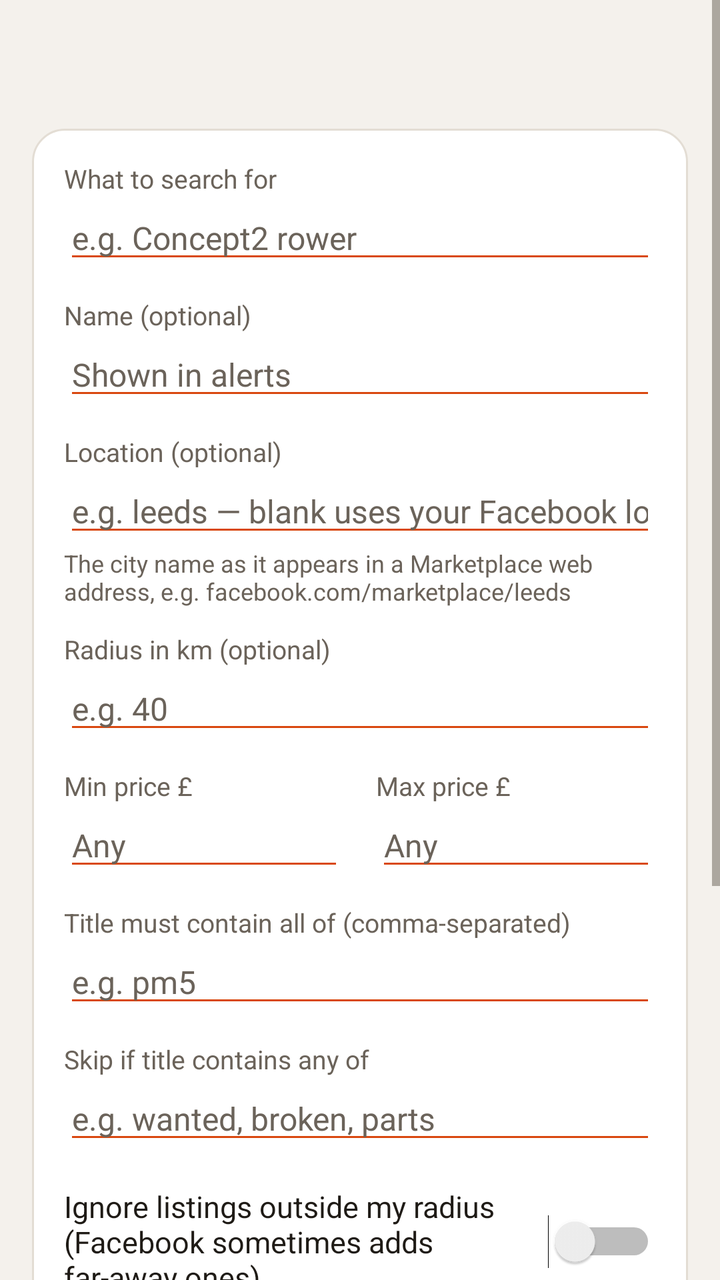
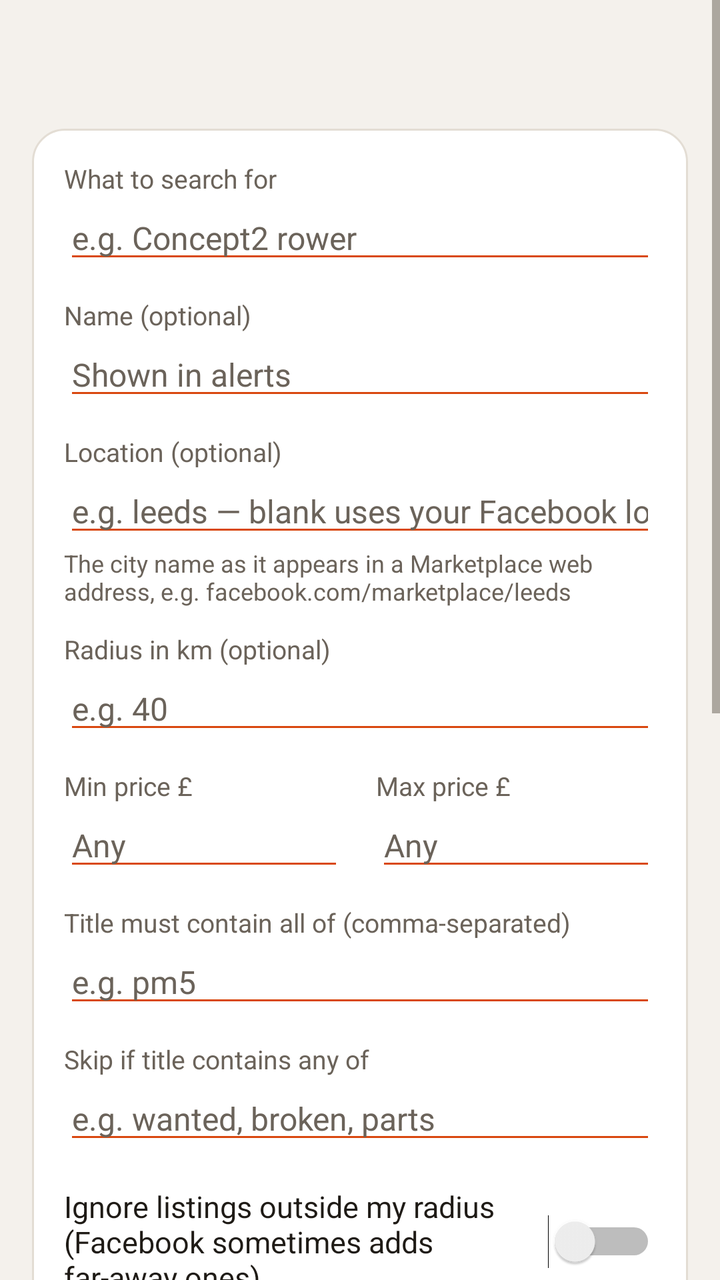

Screens rendered from an Android XML layout before and after an edit, with the pre-edit source and the edit as a unified diff.
<!-- AndroidManifest.xml: application theme AppTheme -->
<!-- res/layout/activity_edit.xml -->
<?xml version="1.0" encoding="utf-8"?>
<ScrollView xmlns:android="http://schemas.android.com/apk/res/android"
    android:layout_width="match_parent"
    android:layout_height="match_parent"
    android:fillViewport="true">

    <LinearLayout
        android:layout_width="match_parent"
        android:layout_height="wrap_content"
        android:orientation="vertical"
        android:paddingStart="16dp"
        android:paddingEnd="16dp"
        android:paddingTop="20dp"
        android:paddingBottom="32dp">

        <TextView
            android:id="@+id/tvHeading"
            android:layout_width="match_parent"
            android:layout_height="wrap_content"
            android:layout_marginBottom="12dp"
            android:textColor="@color/text"
            android:textSize="24sp"
            android:textStyle="bold" />

        <LinearLayout style="@style/Card">

            <TextView style="@style/Label" android:layout_marginTop="0dp" android:text="What to search for" />
            <EditText
                android:id="@+id/etQuery"
                style="@style/Field"
                android:hint="e.g. Concept2 rower"
                android:inputType="text" />

            <TextView style="@style/Label" android:text="Name (optional)" />
            <EditText
                android:id="@+id/etName"
                style="@style/Field"
                android:hint="Shown in alerts"
                android:inputType="textCapSentences" />

            <TextView style="@style/Label" android:text="Location (optional)" />
            <EditText
                android:id="@+id/etLocation"
                style="@style/Field"
                android:hint="e.g. leeds — blank uses your Facebook location"
                android:inputType="textNoSuggestions" />
            <TextView
                android:layout_width="match_parent"
                android:layout_height="wrap_content"
                android:text="The city name as it appears in a Marketplace web address, e.g. facebook.com/marketplace/leeds"
                android:textColor="@color/subtext"
                android:textSize="12sp" />

            <TextView style="@style/Label" android:text="Radius in km (optional)" />
            <EditText
                android:id="@+id/etRadius"
                style="@style/Field"
                android:hint="e.g. 40"
                android:inputType="number" />

            <LinearLayout
                android:layout_width="match_parent"
                android:layout_height="wrap_content"
                android:orientation="horizontal">

                <LinearLayout
                    android:layout_width="0dp"
                    android:layout_height="wrap_content"
                    android:layout_marginEnd="8dp"
                    android:layout_weight="1"
                    android:orientation="vertical">

                    <TextView style="@style/Label" android:text="Min price £" />
                    <EditText
                        android:id="@+id/etMin"
                        style="@style/Field"
                        android:hint="Any"
                        android:inputType="number" />
                </LinearLayout>

                <LinearLayout
                    android:layout_width="0dp"
                    android:layout_height="wrap_content"
                    android:layout_marginStart="8dp"
                    android:layout_weight="1"
                    android:orientation="vertical">

                    <TextView style="@style/Label" android:text="Max price £" />
                    <EditText
                        android:id="@+id/etMax"
                        style="@style/Field"
                        android:hint="Any"
                        android:inputType="number" />
                </LinearLayout>
            </LinearLayout>

            <TextView style="@style/Label" android:text="Title must contain all of (comma-separated)" />
            <EditText
                android:id="@+id/etInclude"
                style="@style/Field"
                android:hint="e.g. pm5"
                android:inputType="textNoSuggestions" />

            <TextView style="@style/Label" android:text="Skip if title contains any of" />
            <EditText
                android:id="@+id/etExclude"
                style="@style/Field"
                android:hint="e.g. wanted, broken, parts"
                android:inputType="textNoSuggestions" />

            <Switch
                android:id="@+id/swArea"
                android:layout_width="match_parent"
                android:layout_height="wrap_content"
                android:layout_marginTop="16dp"
                android:minHeight="48dp"
                android:text="Ignore listings outside my radius (Facebook sometimes adds far-away ones)"
                android:textColor="@color/text"
                android:textSize="15sp" />

            <Switch
                android:id="@+id/swDrops"
                android:layout_width="match_parent"
                android:layout_height="wrap_content"
                android:layout_marginTop="16dp"
                android:minHeight="48dp"
                android:text="Alert when a price is lowered"
                android:textColor="@color/text"
                android:textSize="15sp" />

            <Switch
                android:id="@+id/swUpdates"
                android:layout_width="match_parent"
                android:layout_height="wrap_content"
                android:minHeight="48dp"
                android:text="Alert when a listing's title is changed"
                android:textColor="@color/text"
                android:textSize="15sp" />
        </LinearLayout>

        <Button
            android:id="@+id/btnSave"
            style="@style/PrimaryButton"
            android:layout_width="match_parent"
            android:layout_height="wrap_content"
            android:text="Save" />

        <LinearLayout
            android:layout_width="match_parent"
            android:layout_height="wrap_content"
            android:layout_marginTop="4dp"
            android:orientation="horizontal">

            <Button
                android:id="@+id/btnPreview"
                style="@style/TextButton"
                android:layout_width="0dp"
                android:layout_height="wrap_content"
                android:layout_weight="1"
                android:text="Test this search" />

            <Button
                android:id="@+id/btnDelete"
                style="@style/TextButton"
                android:layout_width="0dp"
                android:layout_height="wrap_content"
                android:layout_weight="1"
                android:text="Delete" />
        </LinearLayout>
    </LinearLayout>
</ScrollView>
<!-- resources referenced by this layout -->
<resources>
  <color name="subtext">#6B635A</color>
  <color name="text">#1F1B16</color>
  <style name="Card">
          <item name="android:layout_width">match_parent</item>
          <item name="android:layout_height">wrap_content</item>
          <item name="android:orientation">vertical</item>
          <item name="android:background">@drawable/card</item>
          <item name="android:padding">16dp</item>
          <item name="android:layout_marginBottom">12dp</item>
      </style>
  <style name="Field">
          <item name="android:layout_width">match_parent</item>
          <item name="android:layout_height">wrap_content</item>
          <item name="android:textSize">16sp</item>
          <item name="android:textColor">@color/text</item>
          <item name="android:textColorHint">@color/subtext</item>
          <item name="android:backgroundTint">@color/accent</item>
      </style>
  <style name="Label">
          <item name="android:layout_width">match_parent</item>
          <item name="android:layout_height">wrap_content</item>
          <item name="android:textSize">13sp</item>
          <item name="android:textColor">@color/subtext</item>
          <item name="android:layout_marginTop">12dp</item>
      </style>
  <style name="PrimaryButton" parent="android:Widget.Material.Button">
          <item name="android:backgroundTint">@color/accent</item>
          <item name="android:textColor">@color/on_accent</item>
          <item name="android:textAllCaps">false</item>
          <item name="android:textSize">16sp</item>
          <item name="android:minHeight">52dp</item>
      </style>
  <style name="TextButton" parent="android:Widget.Material.Button.Borderless">
          <item name="android:textColor">@color/accent</item>
          <item name="android:textAllCaps">false</item>
          <item name="android:textSize">15sp</item>
      </style>
  <style name="AppTheme" parent="android:Theme.Material.Light.NoActionBar">
          <item name="android:colorPrimary">@color/accent</item>
          <item name="android:colorPrimaryDark">@color/bg</item>
          <item name="android:colorAccent">@color/accent</item>
          <item name="android:windowBackground">@color/bg</item>
          <item name="android:statusBarColor">@color/bg</item>
          <item name="android:navigationBarColor">@color/bg</item>
          <item name="android:windowLightStatusBar">true</item>
          <item name="android:textColorPrimary">@color/text</item>
          <item name="android:textColorSecondary">@color/subtext</item>
          <item name="android:alertDialogTheme">@style/DialogTheme</item>
      </style>
  <!-- drawable card (drawable) -->
  <?xml version="1.0" encoding="utf-8"?>
  <shape xmlns:android="http://schemas.android.com/apk/res/android" android:shape="rectangle">
      <solid android:color="@color/card" />
      <corners android:radius="16dp" />
      <stroke android:width="1dp" android:color="@color/line" />
  </shape>
  <color name="accent">#D9480F</color>
  <color name="on_accent">#FFFFFF</color>
  <color name="bg">#F4F1EC</color>
  <style name="DialogTheme" parent="android:Theme.Material.Light.Dialog.Alert">
          <item name="android:colorAccent">@color/accent</item>
      </style>
  <color name="card">#FFFFFF</color>
  <color name="line">#E3DDD4</color>
</resources>

<!-- the commit's change to res/layout/activity_edit.xml (unified diff, before → after) -->
@@ -118,24 +118,24 @@
                 android:textColor="@color/text"
                 android:textSize="15sp" />
 
-            <Switch
-                android:id="@+id/swDrops"
-                android:layout_width="match_parent"
-                android:layout_height="wrap_content"
-                android:layout_marginTop="16dp"
-                android:minHeight="48dp"
-                android:text="Alert when a price is lowered"
-                android:textColor="@color/text"
-                android:textSize="15sp" />
+            <TextView
+                style="@style/Label"
+                android:layout_marginTop="20dp"
+                android:text="WHAT TO TELL YOU ABOUT"
+                android:textStyle="bold"
+                android:letterSpacing="0.06" />
 
-            <Switch
-                android:id="@+id/swUpdates"
-                android:layout_width="match_parent"
-                android:layout_height="wrap_content"
-                android:minHeight="48dp"
-                android:text="Alert when a listing's title is changed"
-                android:textColor="@color/text"
-                android:textSize="15sp" />
+            <TextView style="@style/Label" android:layout_marginTop="8dp" android:text="New listings" />
+            <Spinner android:id="@+id/spNew" android:layout_width="match_parent" android:layout_height="48dp" />
+
+            <TextView style="@style/Label" android:layout_marginTop="4dp" android:text="Price drops" />
+            <Spinner android:id="@+id/spDrop" android:layout_width="match_parent" android:layout_height="48dp" />
+
+            <TextView style="@style/Label" android:layout_marginTop="4dp" android:text="Renewed / not selling (older listings bumped back up)" />
+            <Spinner android:id="@+id/spRenewed" android:layout_width="match_parent" android:layout_height="48dp" />
+
+            <TextView style="@style/Label" android:layout_marginTop="4dp" android:text="Title changed" />
+            <Spinner android:id="@+id/spUpdated" android:layout_width="match_parent" android:layout_height="48dp" />
         </LinearLayout>
 
         <Button
